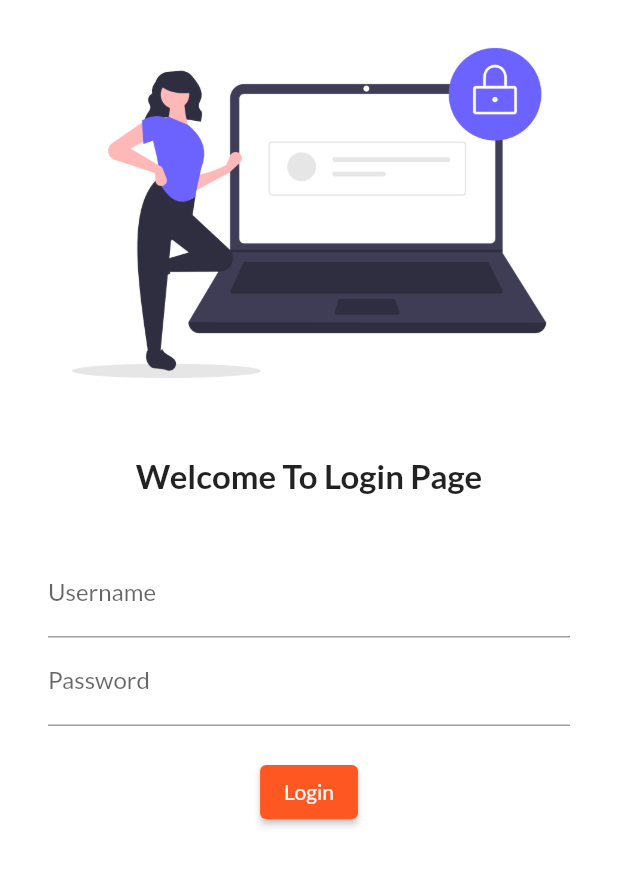
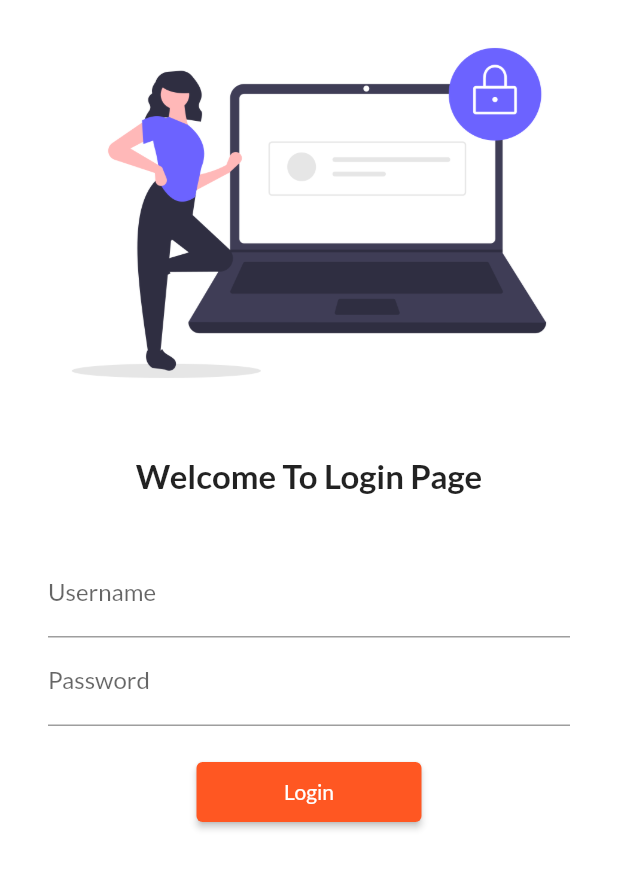
Before and after one commit to MuhibJabbar/Flutter_Practice, a Flutter app: the screen it shows after launch, on a phone screen of 412 x 824 dp. Shown: the top 869 px of the screen. Run offline on Flutter 3.47's test engine with Material 2 defaults, Android fonts, the phone set to English and light mode, and no system bars; our stand-ins replace google_fonts.

Commit message:
day5 completed

```diff
--- a/lib/main.dart
+++ b/lib/main.dart
@@ -1,6 +1,7 @@
 import 'package:flutter/material.dart';
 import 'package:flutter_application_1/pages/home_page.dart';
 import 'package:flutter_application_1/pages/login_page.dart';
+import 'package:flutter_application_1/utils/routes.dart';
 import 'package:google_fonts/google_fonts.dart';
 
 void main() {
@@ -22,8 +23,8 @@ class MyApp extends StatelessWidget {
       ),
       routes: {
         "/": (context) => LoginPage(),
-        "/login": (context) => LoginPage(),
-        "/home": (context) => HomePage(),
+        MyRoutes.loginRoute: (context) => LoginPage(),
+        MyRoutes.homeRoute: (context) => HomePage(),
       },
     );
   }
--- a/lib/pages/login_page.dart
+++ b/lib/pages/login_page.dart
@@ -1,4 +1,5 @@
 import 'package:flutter/material.dart';
+import 'package:flutter_application_1/utils/routes.dart';
 
 class LoginPage extends StatelessWidget {
   const LoginPage({Key? key}) : super(key: key);
@@ -6,7 +7,8 @@ class LoginPage extends StatelessWidget {
   @override
   Widget build(BuildContext context) {
     return Material(
-        color: Colors.white,
+      color: Colors.white,
+      child: SingleChildScrollView(
         child: Column(
           children: [
             Image.asset(
@@ -45,14 +47,16 @@ class LoginPage extends StatelessWidget {
                   ),
                   ElevatedButton(
                       child: Text("Login"),
-                      style: TextButton.styleFrom(),
+                      style: TextButton.styleFrom(minimumSize: Size(150, 40)),
                       onPressed: () {
-                        print("Successfully Submit");
+                        Navigator.pushNamed(context, MyRoutes.homeRoute);
                       }),
                 ],
               ),
             ),
           ],
-        ));
+        ),
+      ),
+    );
   }
 }
--- /dev/null
+++ b/lib/utils/routes.dart
@@ -0,0 +1,4 @@
+class MyRoutes {
+  static String loginRoute = "/login";
+  static String homeRoute = "/home";
+}
```
